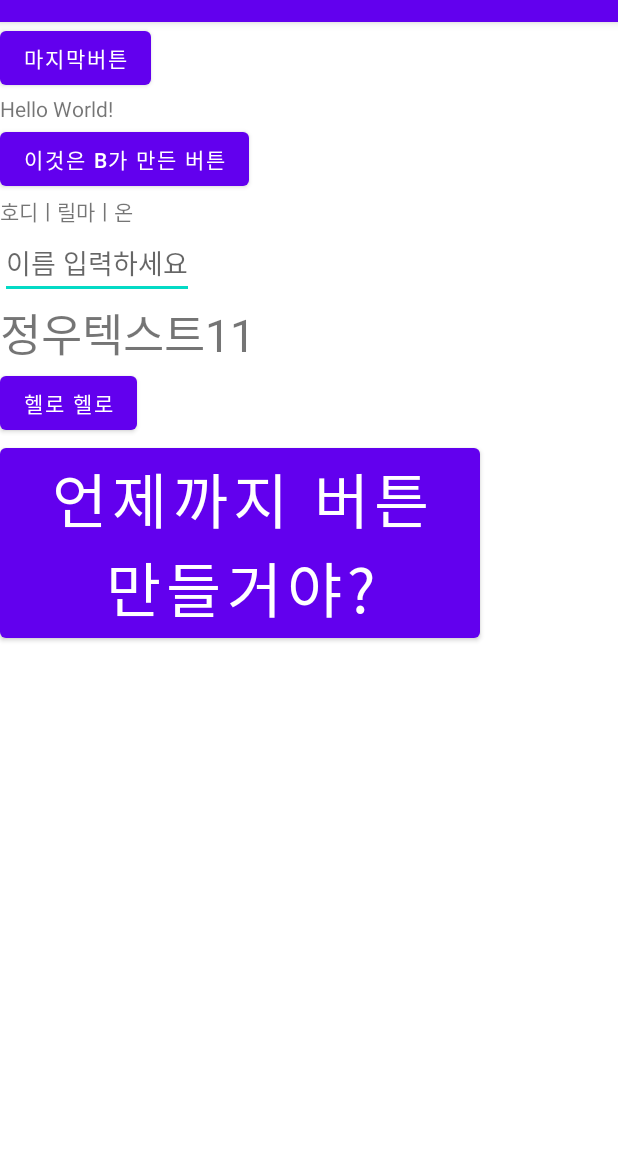
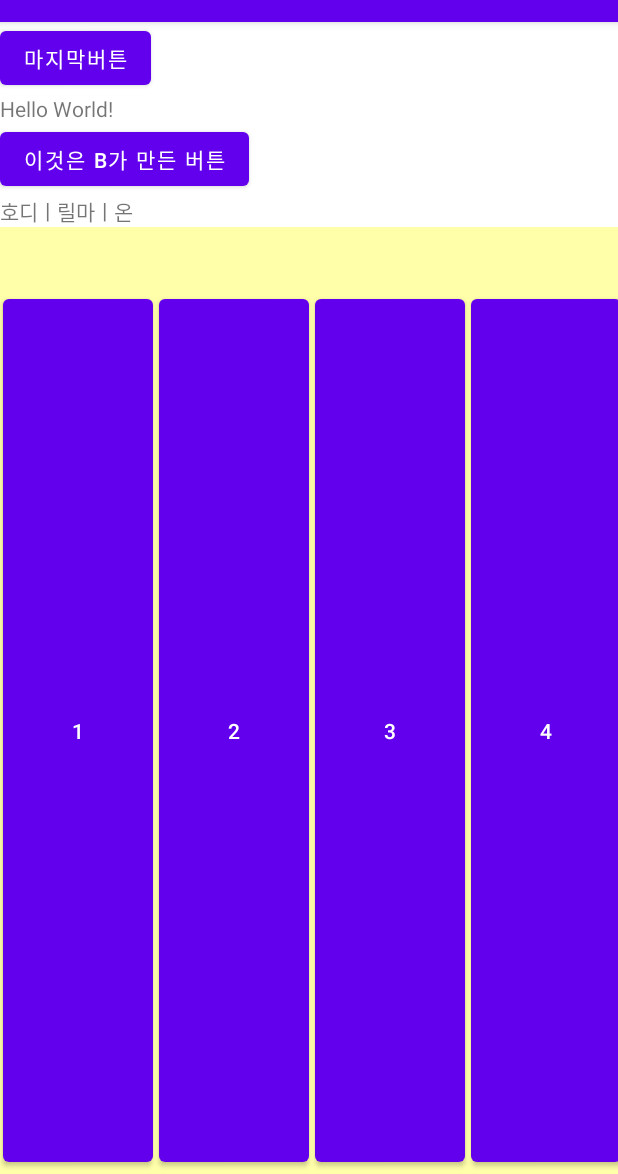
Before and after one commit to BlackLair/githubtest, an Android app: the screen it shows after launch (MainActivity), on a phone screen of 412 x 824 dp, the part 62-1236 px from its top. Run offline under Robolectric (Android 15) with nearby library versions, the phone set to English and light mode, and no system bars.

Commit message:
HorizontalScrollView 사용

```diff
--- a/app/src/main/res/layout/activity_main.xml
+++ b/app/src/main/res/layout/activity_main.xml
@@ -24,26 +24,64 @@
         android:layout_height="wrap_content"
         android:text="호디ㅣ릴마ㅣ온"
         android:id="@+id/dsdsad" />
-    <EditText
-        android:layout_width="wrap_content"
-        android:layout_height="wrap_content"
-        android:hint="이름 입력하세요"
-        android:id="@+id/edit_a"/>
-    <TextView
-        android:layout_width="wrap_content"
-        android:layout_height="wrap_content"
-        android:text="정우텍스트11"
-        android:textSize="30dp"/>
-    <Button
-        android:layout_width="wrap_content"
-        android:layout_height="wrap_content"
-        android:text="헬로 헬로"
-        android:id="@+id/btnName"/>
-    <Button
-        android:layout_width="wrap_content"
-        android:layout_height="wrap_content"
-        android:text="언제까지 버튼만들거야?"
-        android:textSize="40dp"/>
+    <HorizontalScrollView
+        android:layout_width="match_parent"
+        android:layout_height="match_parent">
+        <LinearLayout
+            android:layout_width="match_parent"
+            android:layout_height="match_parent"
+            android:orientation="vertical"
+            android:background="#FFFFAA">
+            <LinearLayout
+                android:layout_width="match_parent"
+                android:layout_height="40dp"/>
+            <LinearLayout
+                android:layout_width="match_parent"
+                android:layout_height="match_parent"
+                android:orientation="horizontal">
+            <Button
+                android:layout_width="100dp"
+                android:layout_height="match_parent"
+                android:text="1"
+                android:layout_margin="2dp"/>
+            <Button
+                android:layout_width="100dp"
+                android:layout_height="match_parent"
+                android:text="2"
+                android:layout_margin="2dp"/>
+            <Button
+                android:layout_width="100dp"
+                android:layout_height="match_parent"
+                android:text="3"
+                android:layout_margin="2dp"/>
+            <Button
+                android:layout_width="100dp"
+                android:layout_height="match_parent"
+                android:text="4"
+                android:layout_margin="2dp"/>
+            <Button
+                android:layout_width="100dp"
+                android:layout_height="match_parent"
+                android:text="5"
+                android:layout_margin="2dp"/>
+            <Button
+                android:layout_width="100dp"
+                android:layout_height="match_parent"
+                android:text="6"
+                android:layout_margin="2dp"/>
+            <Button
+                android:layout_width="100dp"
+                android:layout_height="match_parent"
+                android:text="7"
+                android:layout_margin="2dp"/>
+            <Button
+                android:layout_width="100dp"
+                android:layout_height="match_parent"
+                android:text="8"
+                android:layout_margin="2dp"/>
+            </LinearLayout>
+        </LinearLayout>
+    </HorizontalScrollView>
     //dektop의 final 주석
 
     //desktop의 브랜치로 추가한 주석
```
